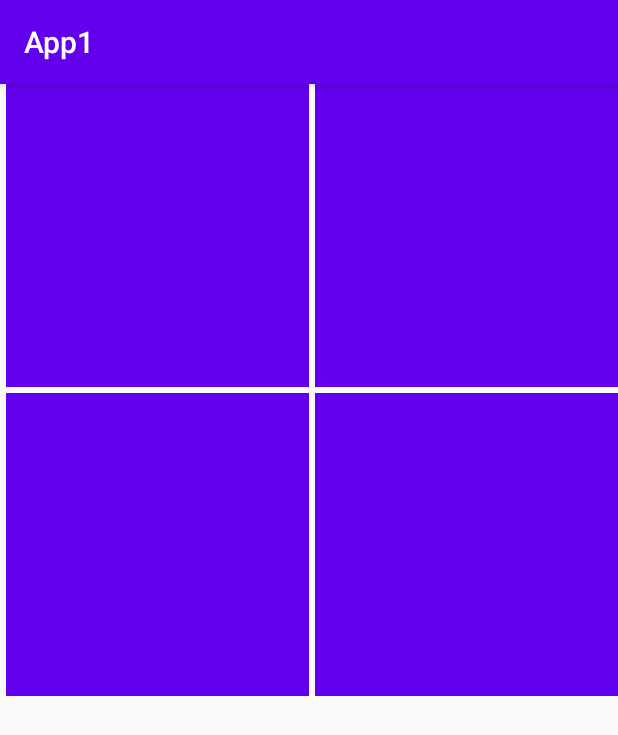
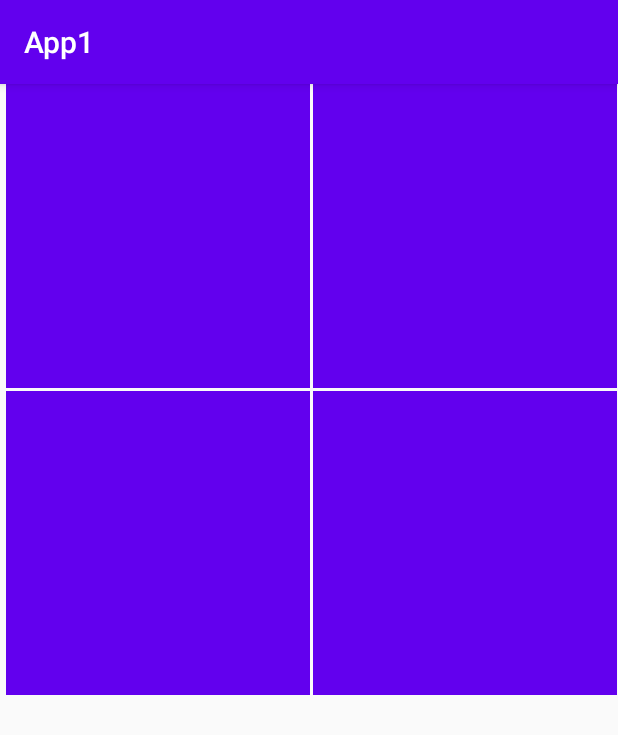
Before and after one commit to kim-iths/App1, an Android app: the screen it shows after launch (MainActivity), after a tap on an icon or button, on a phone screen of 412 x 824 dp. Shown: the top 735 px of the screen. Run offline under Robolectric (Android 15) with nearby library versions, the phone set to English and light mode, and no system bars.

Commit message:
Cleaned up project

```diff
--- a/app/src/main/java/com/example/app1/ButtonAdapter.kt
+++ b/app/src/main/java/com/example/app1/ButtonAdapter.kt
@@ -11,30 +11,15 @@ class ButtonAdapter(context: Context, val buttonList: MutableList<Button>): Base
 
     val inflater = LayoutInflater.from(context)
 
-    override fun getCount(): Int {
-//        TODO("Not yet implemented")
-        return buttonList.size
-    }
+    override fun getCount() = buttonList.size
 
-    override fun getItem(p0: Int): Any {
-//        TODO("Not yet implemented")
-        return buttonList[p0]
-    }
+    override fun getItem(p0: Int) = buttonList[p0]
 
-    override fun getItemId(p0: Int): Long {
-//        TODO("Not yet implemented")
-        return p0.toLong()
-    }
-
+    override fun getItemId(p0: Int) = p0.toLong()
 
     override fun getView(p0: Int, p1: View?, p2: ViewGroup?): View {
-
         val rowView = inflater.inflate(R.layout.image_square, p2, false)
-
-        //val button = rowView.findViewById<ImageView>(R.id.button)
-        //button.setImageResource(R.drawable.yellow)
 
         return rowView
     }
-
 }
--- a/app/src/main/java/com/example/app1/SquareImageView.kt
+++ b/app/src/main/java/com/example/app1/SquareImageView.kt
@@ -2,22 +2,13 @@ package com.example.app1
 
 import android.content.Context
 import android.util.AttributeSet
-import android.widget.ImageView
 
 class SquareImageView : androidx.appcompat.widget.AppCompatImageView {
-    constructor(context: Context?) : super(context!!) {}
-    constructor(context: Context?, attrs: AttributeSet?) : super(context!!, attrs) {}
-    constructor(context: Context?, attrs: AttributeSet?, defStyle: Int) : super(
-        context!!,
-        attrs,
-        defStyle
-    ) {
-    }
+    constructor(context: Context?) : super(context!!)
+    constructor(context: Context?, attrs: AttributeSet?) : super(context!!, attrs)
+    constructor(context: Context?, attrs: AttributeSet?, defStyle: Int) : super(context!!, attrs, defStyle)
 
     override fun onMeasure(widthMeasureSpec: Int, heightMeasureSpec: Int) {
-        super.onMeasure(
-            widthMeasureSpec,
-            widthMeasureSpec
-        ) // This is the key that will make the height equivalent to its width
+        super.onMeasure(widthMeasureSpec, widthMeasureSpec) // makes the view's height match its width
     }
 }
--- a/app/src/main/res/layout/activity_main.xml
+++ b/app/src/main/res/layout/activity_main.xml
@@ -10,8 +10,8 @@
     android:orientation="vertical">
 
     <GridView
-        android:verticalSpacing="4dp"
-        android:horizontalSpacing="4dp"
+        android:verticalSpacing="2dp"
+        android:horizontalSpacing="2dp"
         android:gravity="center"
         android:stretchMode="columnWidth"
         android:numColumns="1"
```
Also changed, not shown: app/src/main/java/com/example/app1/MainActivity.kt (+1 -6 lines), app/src/main/res/layout/button_fill.xml (deleted, +0 -20 lines).
